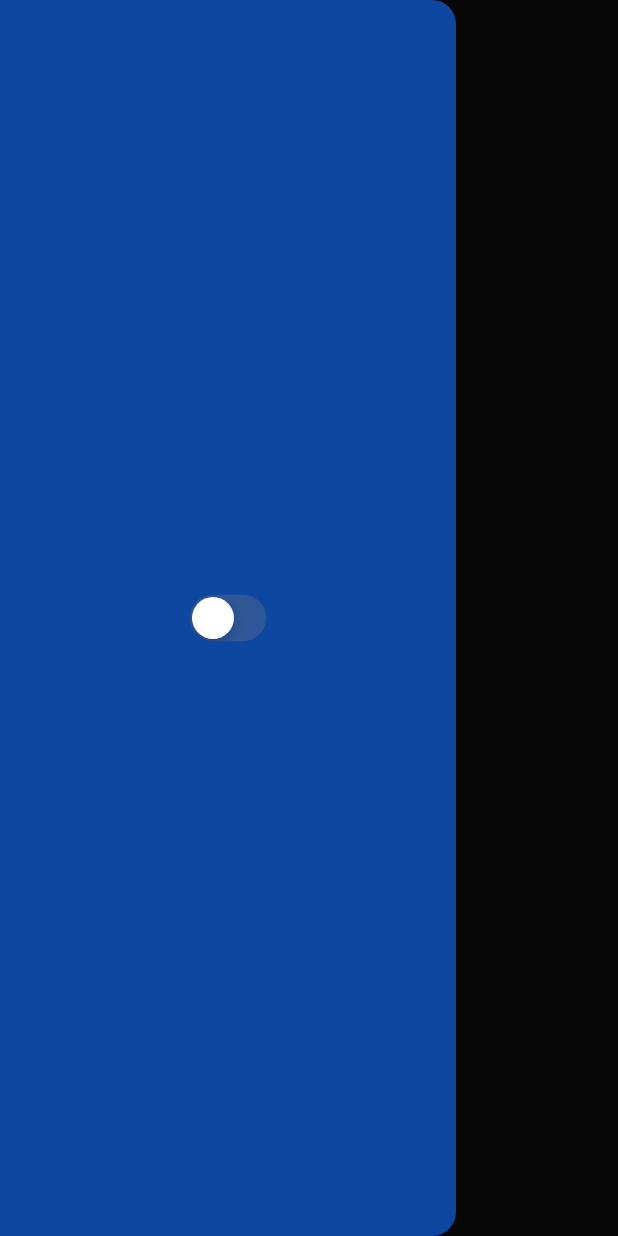
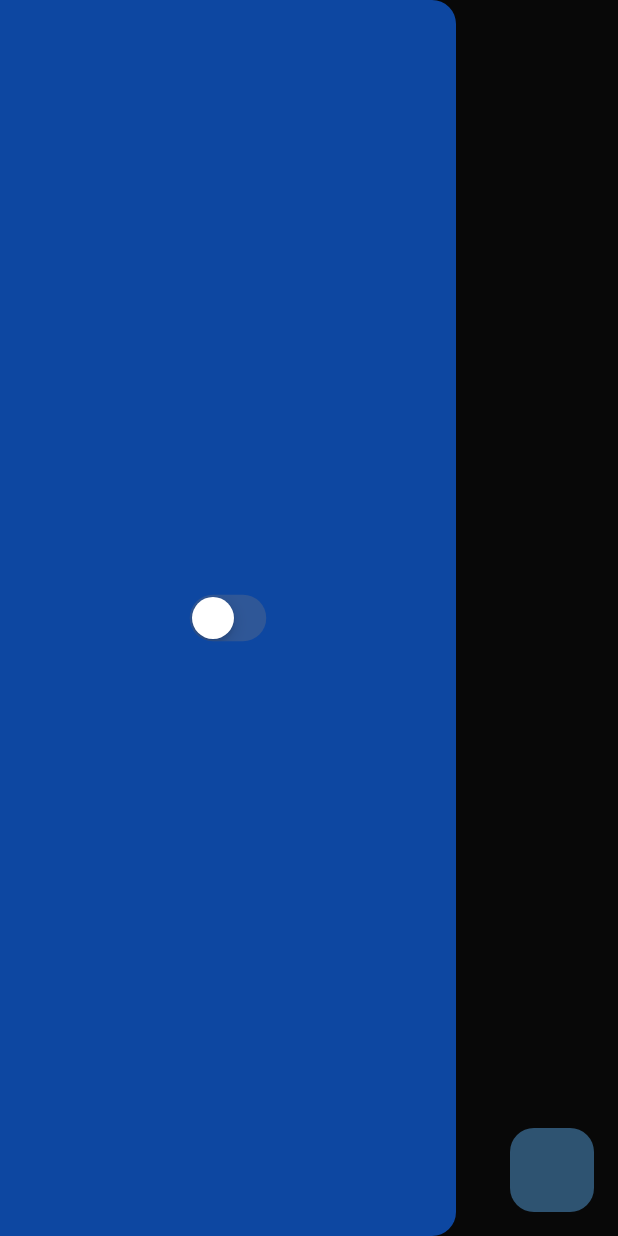
Before and after one commit to SamiDev016/Habbit-Tracker-App, a Flutter app: the screen it shows after launch, with the side drawer open, on a phone screen of 412 x 824 dp. Run offline on Flutter 3.47's test engine with Material 3 defaults, Android fonts, the phone set to English and light mode, and no system bars; our stand-ins replace isar; accounts and stored records are empty; generated files the repository leaves out were written again.

Commit message:
mydrawer and finish db functions

```diff
--- /dev/null
+++ b/lib/components/my_drawer.dart
@@ -0,0 +1,21 @@
+import 'package:flutter/cupertino.dart';
+import 'package:flutter/material.dart';
+import 'package:habbit_tracker/theme/theme_provider.dart';
+import 'package:provider/provider.dart';
+
+class MyDrawer extends StatelessWidget {
+  const MyDrawer({super.key});
+
+  @override
+  Widget build(BuildContext context) {
+    return Drawer(
+        backgroundColor: Theme.of(context).colorScheme.background,
+        child: Center(
+          child: CupertinoSwitch(
+            value: Provider.of<ThemeProvider>(context).isDarkMode,
+            onChanged: (value) => Provider.of<ThemeProvider>(context,listen: false).toggleTheme(),
+          ),
+        ),
+      );
+  }
+}
--- a/lib/pages/home_page.dart
+++ b/lib/pages/home_page.dart
@@ -1,7 +1,5 @@
-import 'package:flutter/cupertino.dart';
 import 'package:flutter/material.dart';
-import 'package:habbit_tracker/theme/theme_provider.dart';
-import 'package:provider/provider.dart';
+import 'package:habbit_tracker/components/my_drawer.dart';
 
 class HomePage extends StatelessWidget {
   const HomePage({super.key});
@@ -10,14 +8,11 @@ class HomePage extends StatelessWidget {
   Widget build(BuildContext context) {
     return Scaffold(
       appBar: AppBar(),
-      drawer: Drawer(
-        backgroundColor: Theme.of(context).colorScheme.background,
-        child: Center(
-          child: CupertinoSwitch(
-            value: Provider.of<ThemeProvider>(context).isDarkMode,
-            onChanged: (value) => Provider.of<ThemeProvider>(context,listen: false).toggleTheme(),
-          ),
-        ),
+      drawer: const MyDrawer(),
+      floatingActionButton: FloatingActionButton(
+        onPressed: (){},
+        elevation: 0,
+        backgroundColor: Theme.of(context).colorScheme.inversePrimary,
       ),
     );
   }
```
Also changed, not shown: lib/main.dart (+12 -3 lines).
